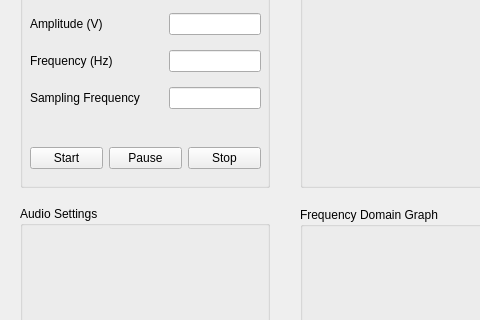
Old version of the form mainwindow.ui in the repository umutonuryasar/Signal-Processing-Toolbox; both pictures show x 0 to 480 and y 93 to 413 of the 800 by 600 pixel window.
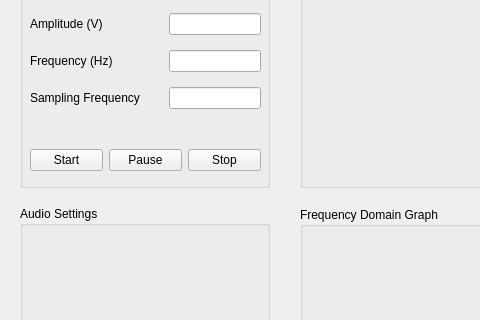
New version of the form. Custom widgets are drawn as their Qt base class.

```diff
--- a/mainwindow.ui
+++ b/mainwindow.ui
@@ -32,7 +32,7 @@
        <x>10</x>
        <y>220</y>
        <width>231</width>
-       <height>22</height>
+       <height>26</height>
       </rect>
      </property>
      <layout class="QGridLayout" name="gridLayout">
```
Left out of the diff: 9 changed lines with no effect on the pictures.
